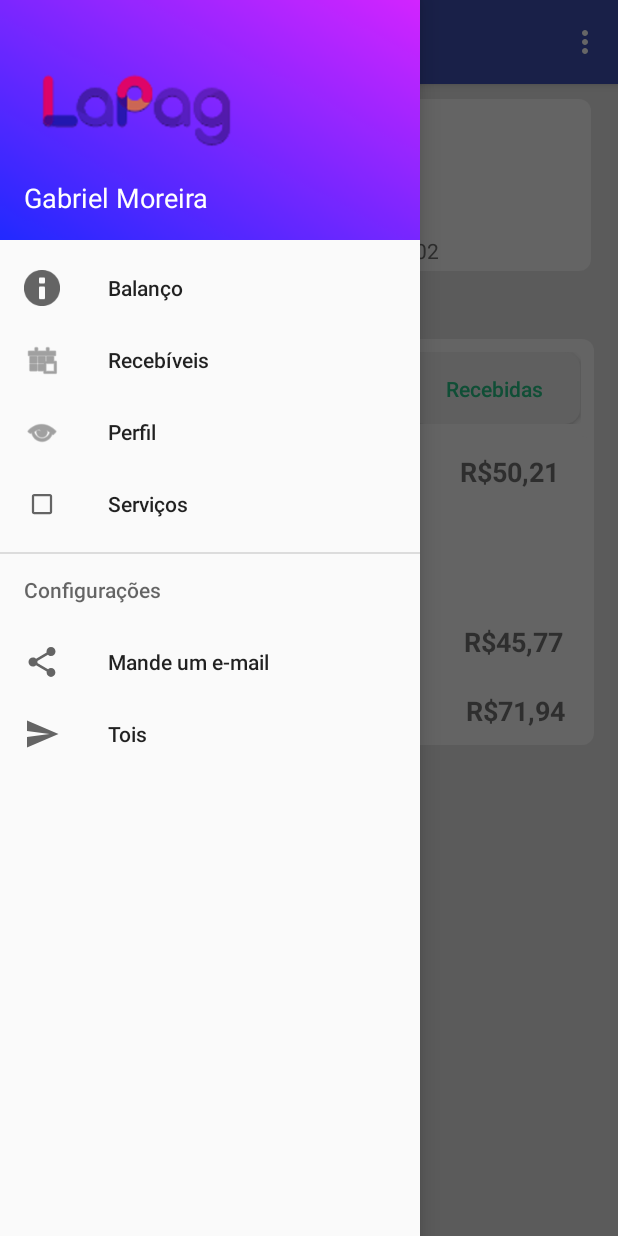
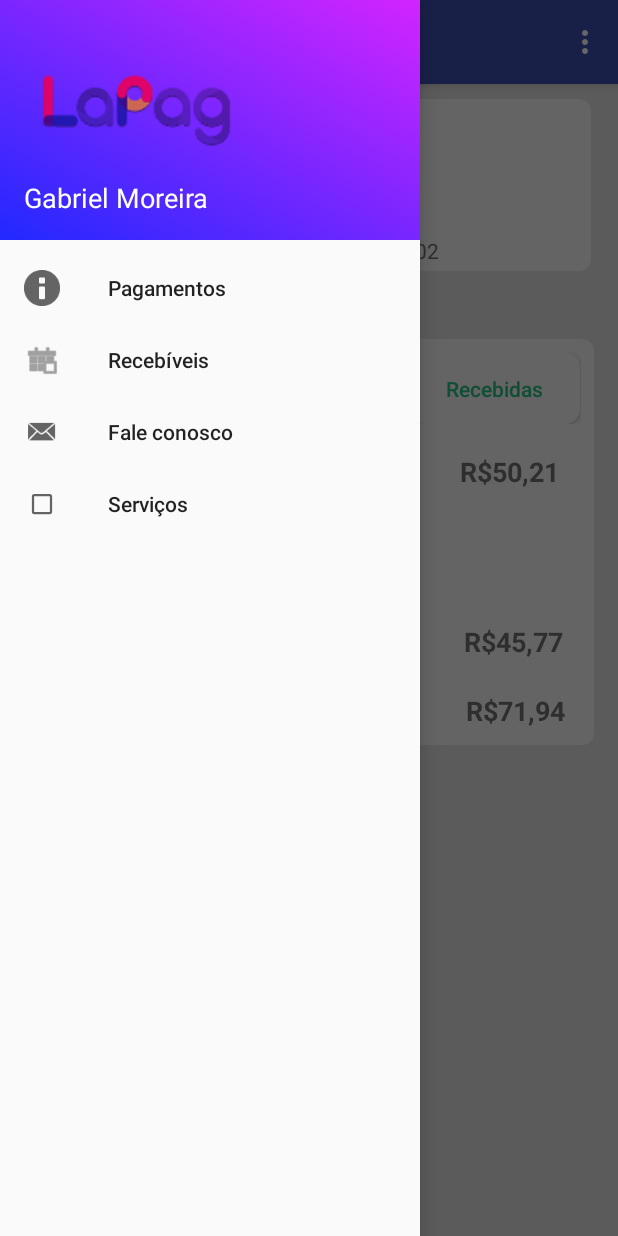
Before and after one commit to filipefborba/lapagapp, an Android app: the initial_userActivity screen opened directly, with no data from a screen before it, with the side drawer open, on a phone screen of 412 x 824 dp. Run offline under Robolectric (Android 15) with nearby library versions, the phone set to English and light mode, and no system bars.

Commit message:
fonts added

```diff
--- a/Lapag/app/src/main/java/com/example/gmore/lapag/initial_userActivity.java
+++ b/Lapag/app/src/main/java/com/example/gmore/lapag/initial_userActivity.java
@@ -225,10 +225,6 @@ public class initial_userActivity extends AppCompatActivity
 
         } else if (id == R.id.nav_manage) {
 
-        } else if (id == R.id.nav_share) {
-
-        } else if (id == R.id.nav_send) {
-
         }
 
         DrawerLayout drawer = (DrawerLayout) findViewById(R.id.drawer_layout);
--- a/Lapag/app/src/main/res/drawable/not_clicked_button.xml
+++ b/Lapag/app/src/main/res/drawable/not_clicked_button.xml
@@ -1,7 +1,7 @@
 <?xml version="1.0" encoding="utf-8"?>
 <shape xmlns:android="http://schemas.android.com/apk/res/android" >
 
-    <solid android:color="#EEE" />
+    <solid android:color="#FAFAFA" />
 
     <padding
         android:left="1dp"
@@ -9,4 +9,5 @@
         android:top="1dp" />
 
     <corners android:radius="10dp" />
+
 </shape>
--- a/Lapag/app/src/main/res/layout/content_initial_user.xml
+++ b/Lapag/app/src/main/res/layout/content_initial_user.xml
@@ -5,6 +5,7 @@
     android:layout_width="match_parent"
     android:layout_height="match_parent"
     android:background="#E5E5E5"
+
     app:layout_behavior="@string/appbar_scrolling_view_behavior"
     tools:context="com.example.gmore.lapag.initial_userActivity"
     tools:showIn="@layout/app_bar_initial_user">
@@ -61,16 +62,17 @@
         android:layout_marginRight="8dp"
         android:layout_marginStart="8dp"
         android:layout_marginTop="8dp"
+        android:fontFamily="sans-serif"
         android:text="R$200,33"
         android:textColor="@color/areceber"
-        android:textSize="24sp"
+        android:textSize="28sp"
         android:textStyle="bold"
+        app:layout_constraintBottom_toBottomOf="@+id/linearLayout"
         app:layout_constraintHorizontal_bias="0.498"
         app:layout_constraintLeft_toLeftOf="@+id/linearLayout"
         app:layout_constraintRight_toRightOf="@+id/linearLayout"
         app:layout_constraintTop_toTopOf="@+id/linearLayout"
-        app:layout_constraintVertical_bias="0.015"
-        app:layout_constraintBottom_toBottomOf="@+id/linearLayout" />
+        app:layout_constraintVertical_bias="0.015" />
 
     <TextView
         android:id="@+id/areceber_texto"
@@ -216,7 +218,7 @@
                 android:orientation="vertical">
 
                 <TextView
-                    android:id="@+id/textView2"
+                    android:id="@+id/textView24"
                     android:layout_width="match_parent"
                     android:layout_height="wrap_content"
                     android:layout_margin="5dp"
@@ -226,7 +228,7 @@
                     android:textStyle="bold" />
 
                 <TextView
-                    android:id="@+id/textView2"
+                    android:id="@+id/textView25"
                     android:layout_width="match_parent"
                     android:layout_height="wrap_content"
                     android:layout_margin="5dp"
@@ -236,7 +238,7 @@
                     android:textStyle="bold" />
 
                 <TextView
-                    android:id="@+id/textView2"
+                    android:id="@+id/textView23"
                     android:layout_width="match_parent"
                     android:layout_height="wrap_content"
                     android:layout_margin="5dp"
@@ -246,7 +248,7 @@
                     android:textStyle="bold" />
 
                 <TextView
-                    android:id="@+id/textView2"
+                    android:id="@+id/textView265"
                     android:layout_width="match_parent"
                     android:layout_height="wrap_content"
                     android:layout_margin="5dp"
--- a/Lapag/app/src/main/res/menu/activity_initial_user_drawer.xml
+++ b/Lapag/app/src/main/res/menu/activity_initial_user_drawer.xml
@@ -7,34 +7,19 @@
         <item
             android:id="@+id/nav_camera"
             android:icon="@android:drawable/ic_dialog_info"
-            android:title="Balanço" />
+            android:title="Pagamentos" />
         <item
             android:id="@+id/nav_gallery"
             android:icon="@android:drawable/ic_menu_today"
             android:title="Recebíveis" />
         <item
             android:id="@+id/nav_slideshow"
-            android:icon="@android:drawable/ic_menu_view"
-            android:title="Perfil" />
+            android:icon="@android:drawable/sym_action_email"
+            android:title="Fale conosco" />
         <item
             android:id="@+id/nav_manage"
             android:icon="?android:attr/listChoiceIndicatorMultiple"
             android:title="Serviços" />
     </group>
 
-    <item
-        android:icon="@drawable/ic_menu_manage"
-        android:title="Configurações">
-        <menu>
-            <item
-                android:id="@+id/nav_share"
-                android:icon="@drawable/ic_menu_share"
-                android:title="Mande um e-mail" />
-            <item
-                android:id="@+id/nav_send"
-                android:icon="@drawable/ic_menu_send"
-                android:title="Tois" />
-        </menu>
-    </item>
-
 </menu>
```
Also changed, not shown: Lapag/app/src/main/res/layout/activity_login.xml (+21 -31 lines), Lapag/app/src/main/assets/Dosis-Bold.ttf (added), Lapag/app/src/main/assets/Dosis-ExtraBold.ttf (added), Lapag/app/src/main/assets/Dosis-ExtraLight.ttf (added), Lapag/app/src/main/assets/Dosis-Light.ttf (added), Lapag/app/src/main/assets/Dosis-Medium.ttf (added), Lapag/app/src/main/assets/Dosis-Regular.ttf (added), Lapag/app/src/main/assets/Dosis-SemiBold.ttf (added).
